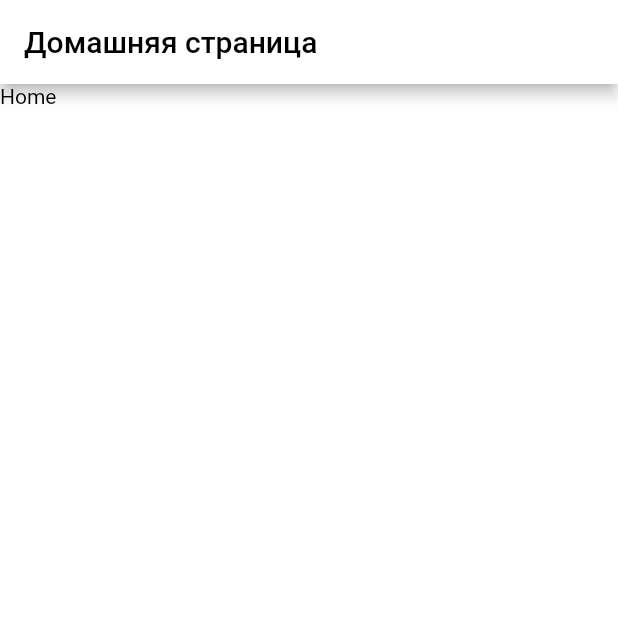
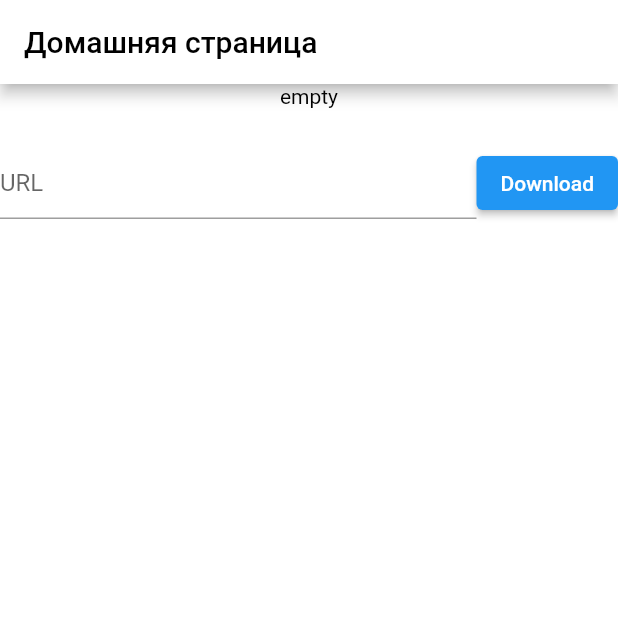
Before and after one commit to PrEvIeS/persistent-data, a Flutter app: the screen it shows after launch, on a phone screen of 412 x 824 dp, the top half of it. Run offline on Flutter 3.47's test engine with Material 2 defaults, Android fonts, the phone set to English and light mode, and no system bars; our stand-ins replace dio, flutter_bloc, freezed_annotation, get_it, go_router, hive_flutter and 2 more; accounts and stored records are empty; generated files the repository leaves out were written again.

Commit message:
Task 2 completed

```diff
--- a/lib/bootstrap.dart
+++ b/lib/bootstrap.dart
@@ -58,6 +58,7 @@ Future<void> bootstrap({
 
     runApp(const App());
   }, (error, stack) {
-    GetIt.instance<CrashlyticsService>().recordException(error, stack);
+    print(error);
+    //GetIt.instance<CrashlyticsService>().recordException(error, stack);
   });
 }
--- a/lib/usecases/home/home_page.dart
+++ b/lib/usecases/home/home_page.dart
@@ -1,18 +1,97 @@
 import 'package:flutter/material.dart';
 import 'package:flutter_template/constants/widget_keys.dart';
 import 'package:flutter_template/generated/l10n.dart';
+import 'dart:core';
+import 'dart:io';
+import 'package:http/http.dart' as http;
+import 'package:path_provider/path_provider.dart';
+import 'package:path/path.dart' as path;
+import 'dart:io' as io;
 
-class HomePage extends StatelessWidget {
+class HomePage extends StatefulWidget {
   const HomePage({super.key});
+
+  @override
+  State<HomePage> createState() => _HomePageState();
+}
+
+class _HomePageState extends State<HomePage> {
+  final _urlController = TextEditingController();
+  late final Directory docDir;
+  List<File> file = [];
+
+  @override
+  void initState() {
+    super.initState();
+    init();
+  }
+
+  init() async {
+    docDir = await getApplicationDocumentsDirectory();
+    Directory imageDir = await Directory(path.join(docDir.path, 'images'))
+        .create(recursive: true);
+    List<FileSystemEntity> entities = await imageDir.list().toList();
+    setState(() {
+      file = entities.whereType<File>().toList();
+      print(file);
+    });
+  }
 
   @override
   Widget build(BuildContext context) {
     return Scaffold(
-      key: const Key(WidgetKeys.homeScaffoldKey),
-      appBar: AppBar(
-        title: Text(S.of(context).home),
-      ),
-      body: Text('Home'),
-    );
+        key: const Key(WidgetKeys.homeScaffoldKey),
+        appBar: AppBar(
+          title: Text(S.of(context).home),
+        ),
+        body: Column(
+          children: [
+            file.isEmpty
+                ? const Text('empty')
+                : ListView.builder(
+                    scrollDirection: Axis.vertical,
+                    shrinkWrap: true,
+                    itemCount: file.length,
+                    itemBuilder: (context, index) {
+                      return SizedBox(
+                        height: 300,
+                        width: MediaQuery.of(context).size.width,
+                        child: Image.file(
+                          file[index],
+                          height: 100,
+                          width: MediaQuery.of(context).size.width,
+                        ),
+                      );
+                    },
+                  ),
+            SizedBox(
+              height: 100,
+              child: Row(
+                children: <Widget>[
+                  Flexible(
+                    flex: 3,
+                    child: TextField(
+                      controller: _urlController,
+                      decoration: const InputDecoration(hintText: 'URL'),
+                    ),
+                  ),
+                  ElevatedButton(
+                    onPressed: () async {
+                      var response =
+                          await http.get(Uri.parse(_urlController.text));
+                      File file = File(
+                        path.join(docDir.path, 'images',
+                            path.basename(_urlController.text)),
+                      );
+                      print(file);
+                      await file.writeAsBytes(response.bodyBytes);
+                    },
+                    child: const Text('Download'),
+                  )
+                ],
+              ),
+            ),
+          ],
+        ));
   }
 }
--- a/pubspec.yaml
+++ b/pubspec.yaml
@@ -52,6 +52,9 @@ dependencies:
   pretty_dio_logger: ^1.3.1
   json_annotation: ^4.8.1
   hive_flutter: ^1.1.0
+  http: ^1.1.0
+  path: ^1.8.3
+  path_provider: ^2.1.1
 
 dev_dependencies:
   flutter_test:
```
Also changed, not shown: pubspec.lock, 1 other file.
